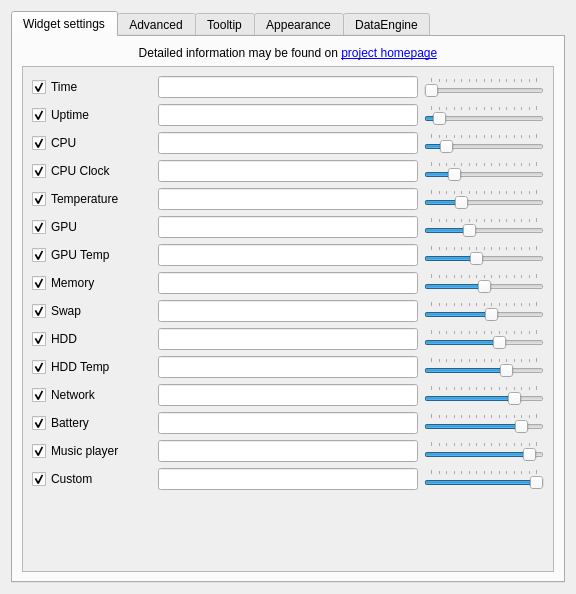
The window that sources/ptm/contents/ui/configwindow.ui (arcan1s/awesome-widgets) describes before a commit, drawn with Qt 5.
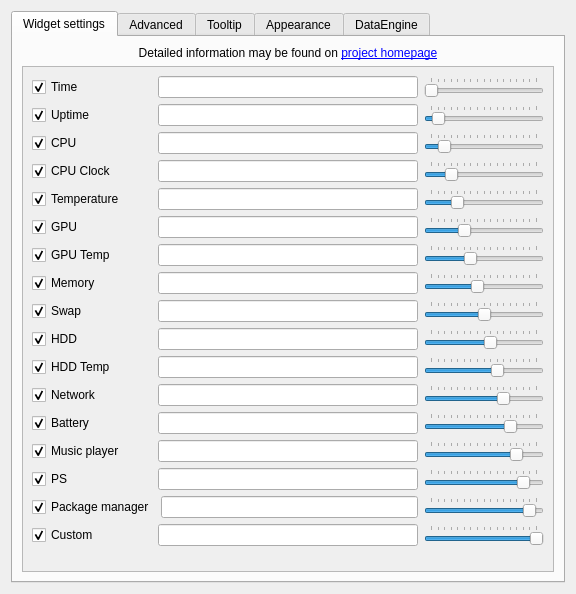
The same window after the commit. Custom widgets are drawn as their Qt base class.

```diff
--- a/sources/ptm/contents/ui/configwindow.ui
+++ b/sources/ptm/contents/ui/configwindow.ui
@@ -66,7 +66,7 @@
             <x>0</x>
             <y>0</y>
             <width>526</width>
-            <height>552</height>
+            <height>624</height>
            </rect>
           </property>
           <layout class="QVBoxLayout" name="verticalLayout_7">
@@ -114,7 +114,7 @@
                 <number>1</number>
                </property>
                <property name="maximum">
-                <number>15</number>
+                <number>17</number>
                </property>
                <property name="pageStep">
                 <number>1</number>
@@ -170,7 +170,7 @@
                 <number>1</number>
                </property>
                <property name="maximum">
-                <number>15</number>
+                <number>17</number>
                </property>
                <property name="pageStep">
                 <number>1</number>
@@ -236,7 +236,7 @@
                 <number>1</number>
                </property>
                <property name="maximum">
-                <number>15</number>
+                <number>17</number>
                </property>
                <property name="pageStep">
                 <number>1</number>
@@ -302,7 +302,7 @@
                 <number>1</number>
                </property>
                <property name="maximum">
-                <number>15</number>
+                <number>17</number>
                </property>
                <property name="pageStep">
                 <number>1</number>
@@ -360,7 +360,7 @@
                 <number>1</number>
                </property>
                <property name="maximum">
-                <number>15</number>
+                <number>17</number>
                </property>
                <property name="pageStep">
                 <number>1</number>
@@ -418,7 +418,7 @@
                 <number>1</number>
                </property>
                <property name="maximum">
-                <number>15</number>
+                <number>17</number>
                </property>
                <property name="pageStep">
                 <number>1</number>
@@ -476,7 +476,7 @@
                 <number>1</number>
                </property>
                <property name="maximum">
-                <number>15</number>
+                <number>17</number>
                </property>
                <property name="pageStep">
                 <number>1</number>
@@ -539,7 +539,7 @@
                 <number>1</number>
                </property>
                <property name="maximum">
-                <number>15</number>
+                <number>17</number>
                </property>
                <property name="pageStep">
                 <number>1</number>
@@ -602,7 +602,7 @@
                 <number>1</number>
                </property>
                <property name="maximum">
-                <number>15</number>
+                <number>17</number>
                </property>
                <property name="pageStep">
                 <number>1</number>
@@ -660,7 +660,7 @@
                 <number>1</number>
                </property>
                <property name="maximum">
-                <number>15</number>
+                <number>17</number>
                </property>
                <property name="pageStep">
                 <number>1</number>
@@ -718,7 +718,7 @@
                 <number>1</number>
                </property>
                <property name="maximum">
-                <number>15</number>
+                <number>17</number>
                </property>
                <property name="pageStep">
                 <number>1</number>
@@ -781,7 +781,7 @@
                 <number>1</number>
                </property>
                <property name="maximum">
-                <number>15</number>
+                <number>17</number>
                </property>
                <property name="pageStep">
                 <number>1</number>
@@ -840,7 +840,7 @@
                 <number>1</number>
                </property>
                <property name="maximum">
-                <number>15</number>
+                <number>17</number>
                </property>
                <property name="pageStep">
                 <number>1</number>
@@ -902,7 +902,7 @@
                 <number>1</number>
                </property>
                <property name="maximum">
-                <number>15</number>
+                <number>17</number>
                </property>
                <property name="pageStep">
                 <number>1</number>
@@ -920,6 +920,138 @@
              </item>
             </layout>
            </item>
+           <item>
+            <layout class="QHBoxLayout" name="layout_ps">
+             <item>
+              <widget class="QCheckBox" name="checkBox_ps">
+               <property name="minimumSize">
+                <size>
+                 <width>120</width>
+                 <height>0</height>
+                </size>
+               </property>
+               <property name="text">
+                <string>PS</string>
+               </property>
+               <property name="checked">
+                <bool>true</bool>
+               </property>
+               <property name="tristate">
+                <bool>true</bool>
+               </property>
+              </widget>
+             </item>
+             <item>
+              <widget class="QLineEdit" name="lineEdit_ps">
+               <property name="toolTip">
+                <string>$cpu - total load CPU, %
+$cpu0 - load CPU for core 0, %
+...
+$cpu9 - load CPU for core 9, %
+...
+$cpuN - load CPU for core N, %</string>
+               </property>
+               <property name="alignment">
+                <set>Qt::AlignRight|Qt::AlignTrailing|Qt::AlignVCenter</set>
+               </property>
+              </widget>
+             </item>
+             <item>
+              <widget class="QSlider" name="slider_ps">
+               <property name="maximumSize">
+                <size>
+                 <width>120</width>
+                 <height>16777215</height>
+                </size>
+               </property>
+               <property name="minimum">
+                <number>1</number>
+               </property>
+               <property name="maximum">
+                <number>17</number>
+               </property>
+               <property name="pageStep">
+                <number>1</number>
+               </property>
+               <property name="value">
+                <number>15</number>
+               </property>
+               <property name="orientation">
+                <enum>Qt::Horizontal</enum>
+               </property>
+               <property name="tickPosition">
+                <enum>QSlider::TicksAbove</enum>
+               </property>
+              </widget>
+             </item>
+            </layout>
+           </item>
+           <item>
+            <layout class="QHBoxLayout" name="layout_pkg">
+             <item>
+              <widget class="QCheckBox" name="checkBox_pkg">
+               <property name="minimumSize">
+                <size>
+                 <width>120</width>
+                 <height>0</height>
+                </size>
+               </property>
+               <property name="text">
+                <string>Package manager</string>
+               </property>
+               <property name="checked">
+                <bool>true</bool>
+               </property>
+               <property name="tristate">
+                <bool>true</bool>
+               </property>
+              </widget>
+             </item>
+             <item>
+              <widget class="QLineEdit" name="lineEdit_pkg">
+               <property name="toolTip">
+                <string>$cpu - total load CPU, %
+$cpu0 - load CPU for core 0, %
+...
+$cpu9 - load CPU for core 9, %
+...
+$cpuN - load CPU for core N, %</string>
+               </property>
+               <property name="alignment">
+                <set>Qt::AlignRight|Qt::AlignTrailing|Qt::AlignVCenter</set>
+               </property>
+              </widget>
+             </item>
+             <item>
+              <widget class="QSlider" name="slider_pkg">
+               <property name="maximumSize">
+                <size>
+                 <width>120</width>
+                 <height>16777215</height>
+                </size>
+               </property>
+               <property name="minimum">
+                <number>1</number>
+               </property>
+               <property name="maximum">
+                <number>17</number>
+               </property>
+               <property name="pageStep">
+                <number>1</number>
+               </property>
+               <property name="value">
+                <number>16</number>
+               </property>
+               <property name="orientation">
+                <enum>Qt::Horizontal</enum>
+               </property>
+               <property name="tickPosition">
+                <enum>QSlider::TicksAbove</enum>
+               </property>
+              </widget>
+             </item>
+            </layout>
+           </item>
            <item>
             <layout class="QHBoxLayout" name="layout_custom">
              <item>
@@ -960,13 +1092,13 @@
                 <number>1</number>
                </property>
                <property name="maximum">
-                <number>15</number>
+                <number>17</number>
                </property>
                <property name="pageStep">
                 <number>1</number>
                </property>
                <property name="value">
-                <number>15</number>
+                <number>17</number>
                </property>
                <property name="orientation">
                 <enum>Qt::Horizontal</enum>
```
Left out of the diff: 74 changed lines with no effect on the pictures.
